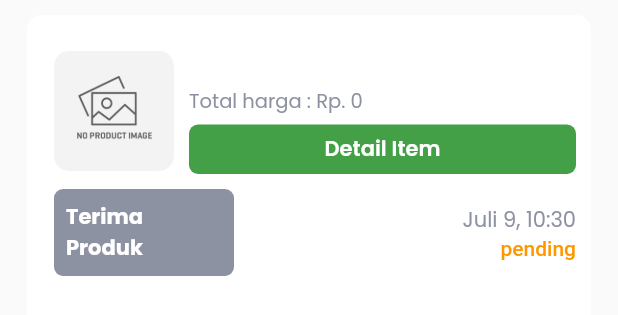
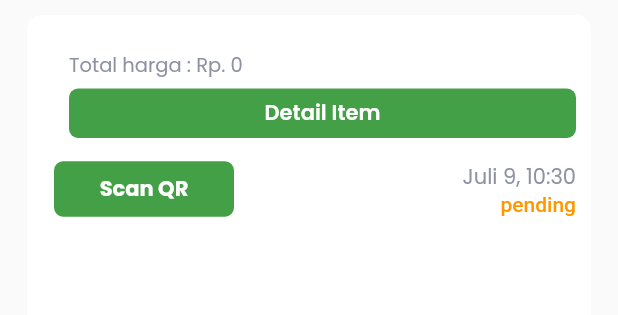
Before and after one commit to ahlulmukh/flutter_wisata, a Flutter app: the OrderList widget shown alone on an empty page, opened directly with empty values, on a phone screen of 412 x 824 dp. Shown: the top 315 px of the screen. Run offline on Flutter 3.47's test engine with Material 2 defaults, Android fonts, the light colour scheme and no system bars; our stand-ins replace badges, cached_network_image, carousel_slider, dio, dropdown_search, flutter_svg and 8 more; missing offline and left inert: images_picker, scan; accounts and stored records are empty; network calls fail; statements that could not run were skipped.

Commit message:
add scan from galery

```diff
--- a/lib/main.dart
+++ b/lib/main.dart
@@ -119,7 +119,7 @@ class MyApp extends StatelessWidget {
           ),
           GetPage(
             name: '/checkout-success',
-            page: () => const CheckoutSuccessPage(),
+            page: () => const ScanPage(),
           ),
           GetPage(
             name: '/newOrder-page',
--- a/lib/models/order_model.dart
+++ b/lib/models/order_model.dart
@@ -1,7 +1,6 @@
 // ignore_for_file: prefer_if_null_operators
 
 import 'package:flutter_tugas_akhir/models/order_item_model.dart';
-import 'package:flutter_tugas_akhir/models/toko_model.dart';
 import 'package:flutter_tugas_akhir/models/user_model.dart';
 
 enum OrderStatus { pending, progress, delivery, cancel, success }
@@ -11,13 +10,12 @@ class OrderModel {
   String? address;
   String? phone;
   String? image;
+  String? qrcodeurl;
   int? usersId;
-  int? storeId;
   OrderStatus? status;
   double? totalPrice;
   DateTime? createdAT;
   List<OrderItemModel>? orderItem;
-  TokoModel? market;
   UserModel? user;
 
   OrderModel({
@@ -25,13 +23,12 @@ class OrderModel {
     required this.address,
     required this.phone,
     required this.image,
+    required this.qrcodeurl,
     required this.usersId,
-    required this.storeId,
     required this.status,
     required this.totalPrice,
     required this.createdAT,
     required this.orderItem,
-    required this.market,
     required this.user,
   });
 
@@ -41,8 +38,8 @@ class OrderModel {
         address: json['address'] ?? '',
         phone: json['phone'] ?? '',
         image: json['image'] != null ? json['image'] : null,
+        qrcodeurl: json['qrcode_url'] != null ? json['qrcode_url'] : null,
         usersId: int.parse(json['users_id'].toString()),
-        storeId: int.parse(json['store_id'].toString()),
         status: (json['status'] == 'PENDING')
             ? OrderStatus.pending
             : (json['status'] == 'PROGRESS')
@@ -61,9 +58,6 @@ class OrderModel {
                 .map((order) => OrderItemModel.fromJson(order))
                 .toList()
             : [],
-        market: json['market'] != null
-            ? TokoModel.fromJson(json['market'])
-            : TokoModel.fromJson({}),
         user: json['user'] != null
             ? UserModel.fromJson(json['user'])
             : UserModel.fromJson({}));
@@ -75,8 +69,8 @@ class OrderModel {
       'address': address,
       'phone': phone,
       'image': image,
+      'qrcode_url': qrcodeurl,
       'users_id': usersId,
-      'store_id': storeId,
       'status': status,
       'total_price': totalPrice,
       'created_at': createdAT,
--- a/lib/services/service.dart
+++ b/lib/services/service.dart
@@ -1,4 +1,6 @@
 class Service {
-  static const String apiUrl = 'http://172.22.128.1:8080/api';
-  static const String urlImage = 'http://172.22.128.1:8080/storage/';
+  static const String apiUrl =
+      'https://92e9-103-179-248-135.ngrok-free.app/api';
+  static const String urlImage =
+      'https://92e9-103-179-248-135.ngrok-free.app/storage';
 }
--- a/lib/widget/order_list.dart
+++ b/lib/widget/order_list.dart
@@ -1,7 +1,6 @@
 import 'package:flutter/material.dart';
 import 'package:flutter_tugas_akhir/models/order_model.dart';
 import 'package:flutter_tugas_akhir/provider/order_provider.dart';
-import 'package:flutter_tugas_akhir/services/service.dart';
 import 'package:flutter_tugas_akhir/theme.dart';
 import 'package:flutter_tugas_akhir/widget/order_item_list.dart';
 import 'package:get/get.dart';
@@ -43,7 +42,7 @@ class _OrderListState extends State<OrderList> {
                     height: 20,
                   ),
                   Text(
-                    'Slip Pembayaran',
+                    'Qr Code',
                     style: blackTextStyle.copyWith(
                         fontSize: 16, fontWeight: semiBold),
                   ),
@@ -65,7 +64,8 @@ class _OrderListState extends State<OrderList> {
                         decoration: BoxDecoration(
                           borderRadius: BorderRadius.circular(12),
                           image: DecorationImage(
-                            image: NetworkImage(widget.order.image.toString()),
+                            image:
+                                NetworkImage(widget.order.qrcodeurl.toString()),
                             fit: BoxFit.cover,
                           ),
                         ),
@@ -235,30 +235,6 @@ class _OrderListState extends State<OrderList> {
           Row(
             crossAxisAlignment: CrossAxisAlignment.start,
             children: [
-              widget.order.market!.image!.isEmpty
-                  ? Container(
-                      width: 80,
-                      height: 80,
-                      decoration: BoxDecoration(
-                        borderRadius: BorderRadius.circular(10),
-                        image: const DecorationImage(
-                          image: AssetImage('assets/images/not_product.jpeg'),
-                          fit: BoxFit.cover,
-                        ),
-                      ),
-                    )
-                  : Container(
-                      width: 80,
-                      height: 80,
-                      decoration: BoxDecoration(
-                        borderRadius: BorderRadius.circular(10),
-                        image: DecorationImage(
-                          image: NetworkImage(Service.urlImage +
-                              widget.order.market!.image.toString()),
-                          fit: BoxFit.cover,
-                        ),
-                      ),
-                    ),
               const SizedBox(
                 width: 10,
               ),
@@ -266,10 +242,6 @@ class _OrderListState extends State<OrderList> {
                 child: Column(
                   crossAxisAlignment: CrossAxisAlignment.start,
                   children: [
-                    Text(
-                      widget.order.market!.nameStore.toString(),
-                      style: blackTextStyle.copyWith(fontSize: 16),
-                    ),
                     Text(
                       'Total harga : ' +
                           currencyFormatter.format(widget.order.totalPrice),
@@ -318,10 +290,12 @@ class _OrderListState extends State<OrderList> {
                         fixedSize: const Size.fromWidth(120),
                         shape: RoundedRectangleBorder(
                             borderRadius: BorderRadiusDirectional.circular(6)),
-                        backgroundColor: greyColor,
+                        backgroundColor: secondaryColor,
                       ),
-                      onPressed: () {},
-                      child: Text('Terima Produk',
+                      onPressed: () {
+                        Get.toNamed('/checkout-success');
+                      },
+                      child: Text('Scan QR',
                           style: whiteTextStyle.copyWith(fontWeight: bold)),
                     )
                   : const SizedBox(),
@@ -489,7 +463,7 @@ class HeroPaymentPage extends StatelessWidget {
             child: SizedBox(
               width: double.infinity,
               child: PhotoView(
-                  imageProvider: NetworkImage(order.image.toString())),
+                  imageProvider: NetworkImage(order.qrcodeurl.toString())),
             )),
       ),
     );
--- a/pubspec.yaml
+++ b/pubspec.yaml
@@ -34,6 +34,8 @@ dependencies:
     sdk: flutter
   google_fonts: 2.2.0
   dio: ^4.0.4
+  scan: ^1.6.0
+  images_picker: ^1.2.11
   image_picker: ^0.8.4+5
   page_transition: ^2.0.4
   provider: ^6.0.2
@@ -47,6 +49,9 @@ dependencies:
   mime: ^1.0.1
   badges: ^2.0.2
   photo_view: ^0.14.0
+  flutter_barcode_scanner: ^2.0.0
+  qr_code_scanner: ^0.7.0
+  qr_flutter: ^4.0.0
 
 dev_dependencies:
   flutter_lints: ^1.0.0
```
Also changed, not shown: lib/page/checkout_success_page.dart (+73 -55 lines), lib/page/part2.dart (added, +65 -0 lines), pubspec.lock, 5 other files.
